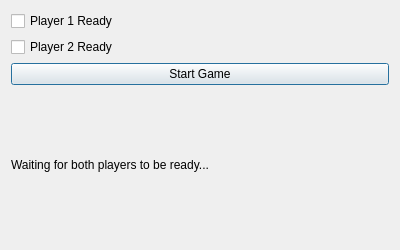
GagaYaba/pong, file src/SelectDialog.ui: the form before one commit.
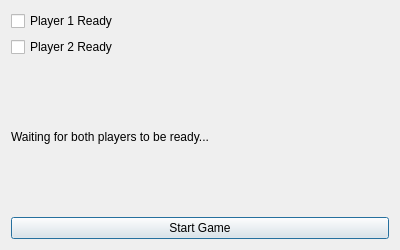
The form after the commit.

```diff
--- a/src/SelectDialog.ui
+++ b/src/SelectDialog.ui
@@ -31,16 +31,16 @@
                 </widget>
             </item>
             <item>
-                <widget class="QPushButton" name="startButton">
+                <widget class="QLabel" name="statusLabel">
                     <property name="text">
-                        <string>Start Game</string>
+                        <string>Waiting for both players to be ready...</string>
                     </property>
                 </widget>
             </item>
             <item>
-                <widget class="QLabel" name="statusLabel">
+                <widget class="QPushButton" name="startButton">
                     <property name="text">
-                        <string>Waiting for both players to be ready...</string>
+                        <string>Start Game</string>
                     </property>
                 </widget>
             </item>
```
